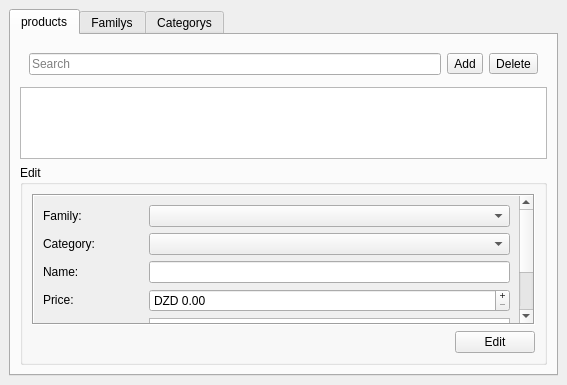
Old version of the form POS-System/productsform.ui in the repository AbdelkarimYT/Leaf.
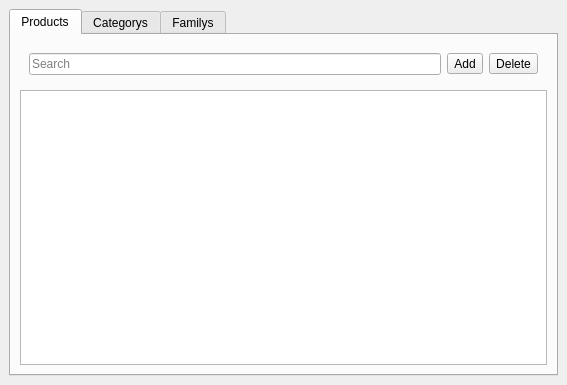
New version of the form. Icons and pictures are not drawn.

Patch:
```diff
--- a/POS-System/productsform.ui
+++ b/POS-System/productsform.ui
@@ -36,256 +36,12 @@
      </property>
      <widget class="QWidget" name="productsTab">
       <attribute name="title">
-       <string>products</string>
+       <string>Products</string>
       </attribute>
       <layout class="QGridLayout" name="gridLayout_3">
-       <item row="2" column="0">
-        <widget class="QGroupBox" name="groupBox">
-         <property name="sizePolicy">
-          <sizepolicy hsizetype="Preferred" vsizetype="Fixed">
-           <horstretch>0</horstretch>
-           <verstretch>0</verstretch>
-          </sizepolicy>
-         </property>
-         <property name="minimumSize">
-          <size>
-           <width>0</width>
-           <height>200</height>
-          </size>
-         </property>
-         <property name="maximumSize">
-          <size>
-           <width>16777215</width>
-           <height>200</height>
-          </size>
-         </property>
-         <property name="title">
-          <string>Edit</string>
-         </property>
-         <layout class="QGridLayout" name="gridLayout_2">
-          <item row="0" column="0">
-           <widget class="QScrollArea" name="scrollArea">
-            <property name="frameShape">
-             <enum>QFrame::Box</enum>
-            </property>
-            <property name="widgetResizable">
-             <bool>true</bool>
-            </property>
-            <widget class="QWidget" name="scrollAreaWidgetContents">
-             <property name="geometry">
-              <rect>
-               <x>0</x>
-               <y>0</y>
-               <width>485</width>
-               <height>211</height>
-              </rect>
-             </property>
-             <layout class="QVBoxLayout" name="verticalLayout">
-              <item>
-               <layout class="QHBoxLayout" name="horizontalLayout_2">
-                <item>
-                 <widget class="QLabel" name="label">
-                  <property name="sizePolicy">
-                   <sizepolicy hsizetype="Fixed" vsizetype="Fixed">
-                    <horstretch>0</horstretch>
-                    <verstretch>0</verstretch>
-                   </sizepolicy>
-                  </property>
-                  <property name="minimumSize">
-                   <size>
-                    <width>100</width>
-                    <height>0</height>
-                   </size>
-                  </property>
-                  <property name="text">
-                   <string>Family:</string>
-                  </property>
-                 </widget>
-                </item>
-                <item>
-                 <widget class="QComboBox" name="family"/>
-                </item>
-               </layout>
-              </item>
-              <item>
-               <layout class="QHBoxLayout" name="horizontalLayout_3">
-                <item>
-                 <widget class="QLabel" name="label_2">
-                  <property name="sizePolicy">
-                   <sizepolicy hsizetype="Fixed" vsizetype="Fixed">
-                    <horstretch>0</horstretch>
-                    <verstretch>0</verstretch>
-                   </sizepolicy>
-                  </property>
-                  <property name="minimumSize">
-                   <size>
-                    <width>100</width>
-                    <height>0</height>
-                   </size>
-                  </property>
-                  <property name="text">
-                   <string>Category:</string>
-                  </property>
-                 </widget>
-                </item>
-                <item>
-                 <widget class="QComboBox" name="category"/>
-                </item>
-               </layout>
-              </item>
-              <item>
-               <layout class="QHBoxLayout" name="horizontalLayout_4">
-                <item>
-                 <widget class="QLabel" name="label_3">
-                  <property name="sizePolicy">
-                   <sizepolicy hsizetype="Fixed" vsizetype="Fixed">
-                    <horstretch>0</horstretch>
-                    <verstretch>0</verstretch>
-                   </sizepolicy>
-                  </property>
-                  <property name="minimumSize">
-                   <size>
-                    <width>100</width>
-                    <height>0</height>
-                   </size>
-                  </property>
-                  <property name="text">
-                   <string>Name:</string>
-                  </property>
-                 </widget>
-                </item>
-                <item>
-                 <widget class="QLineEdit" name="name">
-                  <property name="sizePolicy">
-                   <sizepolicy hsizetype="Preferred" vsizetype="Fixed">
-                    <horstretch>0</horstretch>
-                    <verstretch>0</verstretch>
-                   </sizepolicy>
-                  </property>
-                  <property name="minimumSize">
-                   <size>
-                    <width>0</width>
-                    <height>0</height>
-                   </size>
-                  </property>
-                  <property name="clearButtonEnabled">
-                   <bool>true</bool>
-                  </property>
-                 </widget>
-                </item>
-               </layout>
-              </item>
-              <item>
-               <layout class="QHBoxLayout" name="horizontalLayout_5">
-                <item>
-                 <widget class="QLabel" name="label_4">
-                  <property name="sizePolicy">
-                   <sizepolicy hsizetype="Fixed" vsizetype="Fixed">
-                    <horstretch>0</horstretch>
-                    <verstretch>0</verstretch>
-                   </sizepolicy>
-                  </property>
-                  <property name="minimumSize">
-                   <size>
-                    <width>100</width>
-                    <height>0</height>
-                   </size>
-                  </property>
-                  <property name="text">
-                   <string>Price:</string>
-                  </property>
-                 </widget>
-                </item>
-                <item>
-                 <widget class="QDoubleSpinBox" name="price">
-                  <property name="buttonSymbols">
-                   <enum>QAbstractSpinBox::PlusMinus</enum>
-                  </property>
-                  <property name="prefix">
-                   <string>DZD </string>
-                  </property>
-                  <property name="maximum">
-                   <double>10000000000000000905969664.000000000000000</double>
-                  </property>
-                 </widget>
-                </item>
-               </layout>
-              </item>
-              <item>
-               <layout class="QHBoxLayout" name="horizontalLayout_6">
-                <item alignment="Qt::AlignLeft|Qt::AlignVCenter">
-                 <widget class="QLabel" name="label_5">
-                  <property name="sizePolicy">
-                   <sizepolicy hsizetype="Fixed" vsizetype="Fixed">
-                    <horstretch>0</horstretch>
-                    <verstretch>0</verstretch>
-                   </sizepolicy>
-                  </property>
-                  <property name="minimumSize">
-                   <size>
-                    <width>100</width>
-                    <height>0</height>
-                   </size>
-                  </property>
-                  <property name="text">
-                   <string>Description:</string>
-                  </property>
-                 </widget>
-                </item>
-                <item>
-                 <widget class="QPlainTextEdit" name="description"/>
-                </item>
-               </layout>
-              </item>
-             </layout>
-            </widget>
-           </widget>
-          </item>
-          <item row="1" column="0">
-           <layout class="QHBoxLayout" name="horizontalLayout_7">
-            <item>
-             <spacer name="horizontalSpacer">
-              <property name="orientation">
-               <enum>Qt::Horizontal</enum>
-              </property>
-              <property name="sizeHint" stdset="0">
-               <size>
-                <width>40</width>
-                <height>20</height>
-               </size>
-              </property>
-             </spacer>
-            </item>
-            <item>
-             <widget class="QPushButton" name="editBtn">
-              <property name="text">
-               <string>Edit</string>
-              </property>
-             </widget>
-            </item>
-           </layout>
-          </item>
-         </layout>
-        </widget>
-       </item>
-       <item row="1" column="0">
-        <widget class="QTableView" name="productsTabel"/>
-       </item>
        <item row="0" column="0">
-        <widget class="QWidget" name="widget" native="true">
-         <layout class="QHBoxLayout" name="horizontalLayout">
-          <property name="leftMargin">
-           <number>9</number>
-          </property>
-          <property name="topMargin">
-           <number>9</number>
-          </property>
-          <property name="rightMargin">
-           <number>9</number>
-          </property>
-          <property name="bottomMargin">
-           <number>6</number>
-          </property>
+        <widget class="QWidget" name="productToolsWidget" native="true">
+         <layout class="QHBoxLayout" name="horizontalLayout_2">
           <item>
            <widget class="QLineEdit" name="search">
             <property name="placeholderText">
@@ -327,45 +83,8 @@
          </layout>
         </widget>
        </item>
-      </layout>
-     </widget>
-     <widget class="QWidget" name="familysTab">
-      <attribute name="title">
-       <string>Familys</string>
-      </attribute>
-      <layout class="QGridLayout" name="gridLayout_4">
-       <item row="0" column="0">
-        <widget class="QWidget" name="widget_2" native="true">
-         <layout class="QHBoxLayout" name="horizontalLayout_8">
-          <item>
-           <widget class="QLineEdit" name="familySearch">
-            <property name="placeholderText">
-             <string>Search</string>
-            </property>
-            <property name="clearButtonEnabled">
-             <bool>true</bool>
-            </property>
-           </widget>
-          </item>
-          <item>
-           <widget class="QToolButton" name="toolButton">
-            <property name="text">
-             <string>...</string>
-            </property>
-           </widget>
-          </item>
-          <item>
-           <widget class="QToolButton" name="toolButton_2">
-            <property name="text">
-             <string>...</string>
-            </property>
-           </widget>
-          </item>
-         </layout>
-        </widget>
-       </item>
-       <item row="2" column="0">
-        <widget class="QTableView" name="familysTable"/>
+       <item row="1" column="0">
+        <widget class="QTableView" name="productsTabel"/>
        </item>
       </layout>
      </widget>
@@ -378,8 +97,8 @@
         <widget class="QTableView" name="categorysTable"/>
        </item>
        <item row="0" column="0">
-        <widget class="QWidget" name="widget_3" native="true">
-         <layout class="QHBoxLayout" name="horizontalLayout_9">
+        <widget class="QWidget" name="widget" native="true">
+         <layout class="QHBoxLayout" name="horizontalLayout">
           <item>
            <widget class="QLineEdit" name="lineEdit_2">
             <property name="placeholderText">
@@ -390,15 +109,29 @@
           <item>
            <widget class="QToolButton" name="toolButton_3">
             <property name="text">
-             <string>...</string>
+             <string>Add</string>
+            </property>
+            <property name="icon">
+             <iconset resource="res.qrc">
+              <normaloff>:/Icons/res/add.png</normaloff>:/Icons/res/add.png</iconset>
+            </property>
+            <property name="toolButtonStyle">
+             <enum>Qt::ToolButtonTextBesideIcon</enum>
             </property>
            </widget>
           </item>
           <item>
            <widget class="QToolButton" name="toolButton_4">
             <property name="text">
-             <string>...</string>
+             <string>Delete</string>
             </property>
+            <property name="icon">
+             <iconset resource="res.qrc">
+              <normaloff>:/Icons/res/delete.png</normaloff>:/Icons/res/delete.png</iconset>
+            </property>
+            <property name="toolButtonStyle">
+             <enum>Qt::ToolButtonTextBesideIcon</enum>
+            </property>
            </widget>
           </item>
          </layout>
@@ -406,6 +139,60 @@
        </item>
       </layout>
      </widget>
+     <widget class="QWidget" name="familysTab">
+      <attribute name="title">
+       <string>Familys</string>
+      </attribute>
+      <layout class="QGridLayout" name="gridLayout_4">
+       <item row="0" column="0">
+        <widget class="QWidget" name="widget_3" native="true">
+         <layout class="QHBoxLayout" name="horizontalLayout_3">
+          <item>
+           <widget class="QLineEdit" name="familySearch">
+            <property name="placeholderText">
+             <string>Search</string>
+            </property>
+            <property name="clearButtonEnabled">
+             <bool>true</bool>
+            </property>
+           </widget>
+          </item>
+          <item>
+           <widget class="QToolButton" name="toolButton">
+            <property name="text">
+             <string>Add</string>
+            </property>
+            <property name="icon">
+             <iconset resource="res.qrc">
+              <normaloff>:/Icons/res/add.png</normaloff>:/Icons/res/add.png</iconset>
+            </property>
+            <property name="toolButtonStyle">
+             <enum>Qt::ToolButtonTextBesideIcon</enum>
+            </property>
+           </widget>
+          </item>
+          <item>
+           <widget class="QToolButton" name="toolButton_2">
+            <property name="text">
+             <string>Delete</string>
+            </property>
+            <property name="icon">
+             <iconset resource="res.qrc">
+              <normaloff>:/Icons/res/delete.png</normaloff>:/Icons/res/delete.png</iconset>
+            </property>
+            <property name="toolButtonStyle">
+             <enum>Qt::ToolButtonTextBesideIcon</enum>
+            </property>
+           </widget>
+          </item>
+         </layout>
+        </widget>
+       </item>
+       <item row="2" column="0">
+        <widget class="QTableView" name="familysTable"/>
+       </item>
+      </layout>
+     </widget>
     </widget>
    </item>
   </layout>
```
